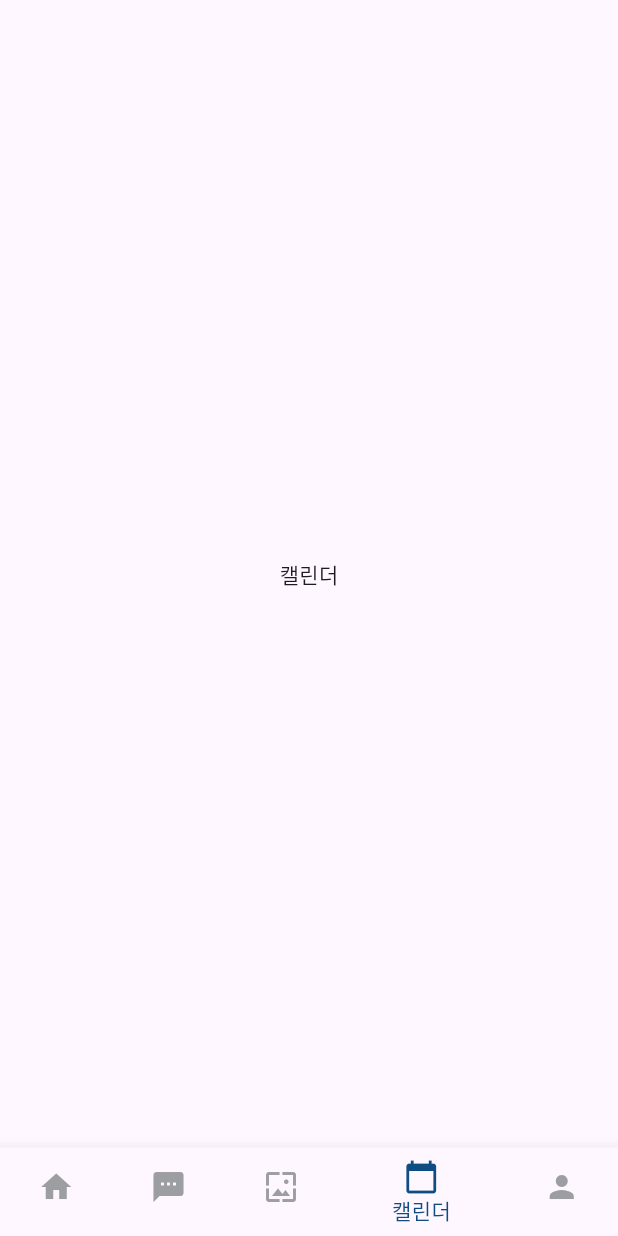
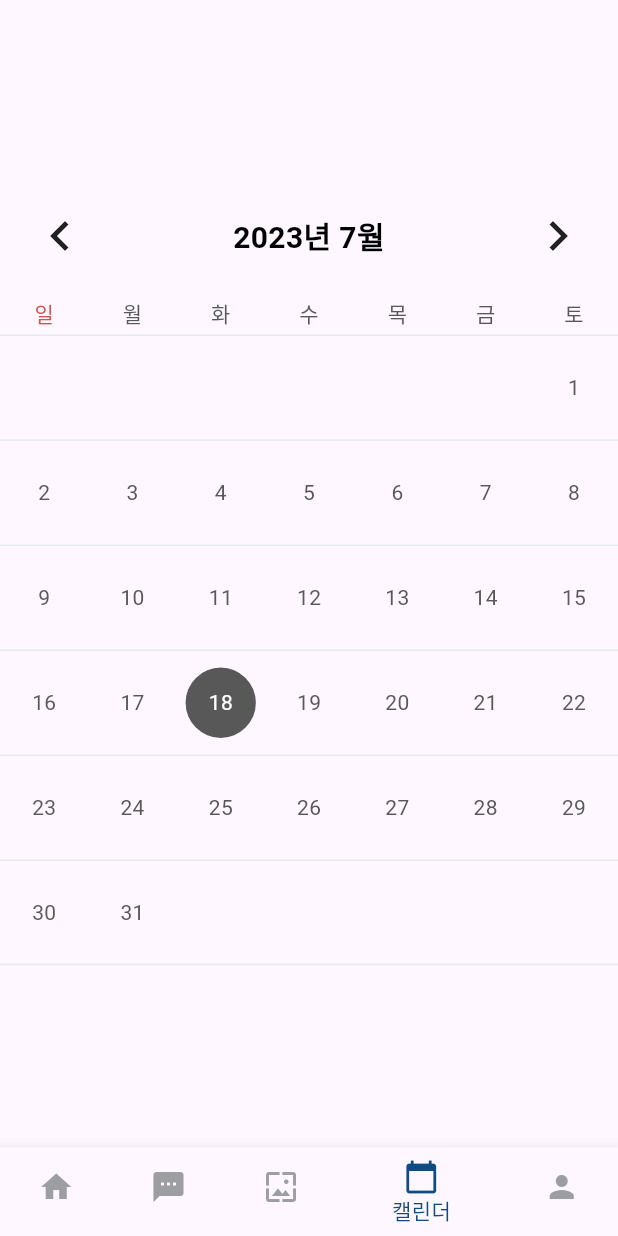
Before and after one commit to beautifulchoi/upsight_demo, a Flutter app: the screen it shows after launch, item 4 of the bottom bar chosen, on a phone screen of 412 x 824 dp. Run offline on Flutter 3.47's test engine with Material 2 defaults, Android fonts, the phone set to English and light mode, and no system bars; drawn by our look-alikes of table_calendar; our stand-ins replace cloud_firestore, firebase_core; accounts and stored records are empty; Roboto replaces fonts that are missing (Pretendard Variable).

Commit message:
create calendar

```diff
--- a/lib/main.dart
+++ b/lib/main.dart
@@ -1,17 +1,13 @@
 import 'package:board_project/screens/auth_screen.dart';
-import 'package:board_project/screens/rounge/create_screen.dart';
-import 'package:board_project/screens/rounge/detail_screen.dart';
-import 'package:board_project/screens/rounge/infinite_scroll_page.dart';
 import 'package:board_project/screens/tab_screen.dart';
 import 'package:flutter/material.dart';
-import 'package:board_project/screens/rounge/board_screen.dart';
 import 'package:firebase_core/firebase_core.dart';
+import 'package:intl/date_symbol_data_local.dart';
 import 'firebase_options.dart';
-import 'package:get/get.dart';
-import 'package:board_project/screens/rounge/search_screen.dart';
-import 'package:board_project/screens/space/building_board_screen.dart';
 
 void main() async {
+  // calendar 한국어 설정을 위한 코드
+  await initializeDateFormatting();
   // 플랫폼 채널의 위젯 바인딩을 보장하기 위한 코드
   WidgetsFlutterBinding.ensureInitialized();
   // Firebase를 초기화 하기 위해서 네이티브 코드를 호출
@@ -35,16 +31,10 @@ class MyApp extends StatelessWidget {
       ),
       // router 코드 : 원래 /test 말고 /로 initialRoute 바꾸고 inifinte_scroll_page 코드를 boardscreen에 구현해야 함
       //initialRoute: '/',
-      //initialRoute: '/test',
-      //initialRoute: '/building',
       //initialRoute: '/auth',
       initialRoute: '/tab',
       routes: {
         //'/': (context) => BoardScreen(),
-        '/create': (context) => CreateScreen(),
-        '/test': (context) => InfiniteScrollPage(),
-        //'/search': (context) => SearchScreen(),
-        '/building': (context) => BuildingBoardScreen(),
         '/auth': (context) => AuthScreen(),
         '/tab': (context) => TabScreen(),
       },
--- /dev/null
+++ b/lib/screens/calendar_screen.dart
@@ -0,0 +1,174 @@
+/*
+캘린더 화면
+ */
+
+import 'package:flutter/material.dart';
+import 'package:intl/intl.dart';
+import 'package:table_calendar/table_calendar.dart';
+
+class CalendarScreen extends StatefulWidget {
+  @override
+  _CalendarScreenState createState() => _CalendarScreenState();
+}
+
+class _CalendarScreenState extends State<CalendarScreen> {
+  var _selectedDay;
+  var _focusedDay = DateTime.now();
+
+  @override
+  Widget build(BuildContext context) {
+    return TableCalendar(
+      // 달력의 언어
+      locale: 'ko_KR',
+      // 달력의 최소 날짜
+      firstDay: DateTime.now().subtract(Duration(days: 365*10 + 2)),
+      // 달력의 최대 날짜
+      lastDay: DateTime.now().add(Duration(days: 365*10 + 2)),
+      // 달력의 기준 날짜
+      focusedDay: _focusedDay,
+      // 달력의 높이
+      rowHeight: 70,
+      // 달력의 요일 높이
+      daysOfWeekHeight: 30,
+
+      // 탭하여 선택한 날짜를 선택된 표시로 업데이트
+      selectedDayPredicate: (day) {
+        return isSameDay(_selectedDay, day);
+      },
+      onDaySelected: (selectedDay, focusedDay) {
+        setState(() {
+          _selectedDay = selectedDay;
+          _focusedDay = focusedDay;
+        });
+      },
+      onPageChanged: (focusedDay) {
+        _focusedDay = focusedDay;
+      },
+
+      headerStyle: HeaderStyle(
+        titleCentered: true,
+        formatButtonVisible: false,
+        titleTextStyle: const TextStyle(
+          color: Colors.black,
+          fontSize: 20,
+          fontFamily: 'Pretendard Variable',
+          fontWeight: FontWeight.w600,
+        ),
+        headerPadding: const EdgeInsets.symmetric(vertical: 4.0),
+        leftChevronIcon: const Icon(
+          Icons.chevron_left,
+          size: 40.0,
+        ),
+        rightChevronIcon: const Icon(
+          Icons.chevron_right,
+          size: 40.0,
+        ),
+      ),
+
+      calendarBuilders: CalendarBuilders(
+        dowBuilder: (context, day) {
+          switch(day.weekday){
+            case 1:
+              return Center(child: Text('월',
+                style: TextStyle(
+                  color: Color(0xFF585858),
+                  fontSize: 14,
+                  fontFamily: 'Pretendard Variable',
+                  fontWeight: FontWeight.w400,
+                ),),
+              );
+            case 2:
+              return Center(child: Text('화',
+                style: TextStyle(
+                  color: Color(0xFF585858),
+                  fontSize: 14,
+                  fontFamily: 'Pretendard Variable',
+                  fontWeight: FontWeight.w400,
+                ),),
+              );
+            case 3:
+              return Center(child: Text('수',
+                style: TextStyle(
+                  color: Color(0xFF585858),
+                  fontSize: 14,
+                  fontFamily: 'Pretendard Variable',
+                  fontWeight: FontWeight.w400,
+                ),),
+              );
+            case 4:
+              return Center(child: Text('목',
+                style: TextStyle(
+                  color: Color(0xFF585858),
+                  fontSize: 14,
+                  fontFamily: 'Pretendard Variable',
+                  fontWeight: FontWeight.w400,
+                ),),
+              );
+            case 5:
+              return Center(child: Text('금',
+                style: TextStyle(
+                  color: Color(0xFF585858),
+                  fontSize: 14,
+                  fontFamily: 'Pretendard Variable',
+                  fontWeight: FontWeight.w400,
+                ),),
+              );
+            case 6:
+              return Center(child: Text('토',
+                style: TextStyle(
+                  color: Color(0xFF585858),
+                  fontSize: 14,
+                  fontFamily: 'Pretendard Variable',
+                  fontWeight: FontWeight.w400,
+                ),),
+              );
+            case 7:
+              return Center(child: Text('일',
+                style: TextStyle(
+                  color: Color(0xFFDA5050),
+                  fontSize: 14,
+                  fontFamily: 'Pretendard Variable',
+                  fontWeight: FontWeight.w400,
+                ),),
+              );
+          }
+        },
+      ),
+
+      calendarStyle: CalendarStyle(
+        // defaultDay 글자 설정
+          defaultTextStyle: TextStyle(
+            color: Color(0xFF585858),
+            fontSize: 14,
+            fontFamily: 'Pretendard Variable',
+            fontWeight: FontWeight.w400,
+          ),
+          // today 모양 설정
+          todayDecoration: BoxDecoration(
+            shape: BoxShape.circle,
+            color: Color(0xFF585858),
+          ),
+          // today 글자 설정
+          todayTextStyle: TextStyle(
+            color: Colors.white,
+            fontSize: 14,
+            fontFamily: 'Pretendard Variable',
+            fontWeight: FontWeight.w400,
+          ),
+          // outsideDay 노출 x
+          outsideDaysVisible: false,
+          // cell 내부 정렬
+          //cellAlignment: Alignment.topLeft,
+          // 가로선 설정
+          tableBorder: const TableBorder(
+              bottom: BorderSide(
+                color: Color(0xFFE5EAEF),
+              ),
+              horizontalInside: BorderSide(
+                  color: Color(0xFFE5EAEF)
+              )
+          ),
+      ),
+    );
+  }
+}
--- a/lib/screens/space/building_board_screen.dart
+++ b/lib/screens/space/building_board_screen.dart
@@ -349,12 +349,11 @@ class _BuildingBoardScreenState extends State<BuildingBoardScreen> {
             },
             backgroundColor: Colors.transparent,
             child: Row(
-              mainAxisAlignment: MainAxisAlignment.start,
+              mainAxisAlignment: MainAxisAlignment.center,
               children: [
-                SizedBox(width: 10,),
                 Icon(Icons.add_home_outlined, color: Colors.white,),
                 SizedBox(width: 5,),
-                Text('새로운 공간 추가',
+                Text('새 공간 추가',
                   style: TextStyle(
                     color: Colors.white,
                     fontSize: 14,
--- a/lib/screens/tab_screen.dart
+++ b/lib/screens/tab_screen.dart
@@ -1,4 +1,6 @@
 import 'package:board_project/screens/activity/my_activity_screen.dart';
+import 'package:board_project/screens/calendar_screen.dart';
+import 'package:board_project/screens/home_screen.dart';
 import 'package:board_project/screens/rounge/infinite_scroll_page.dart';
 import 'package:board_project/screens/space/building_board_screen.dart';
 import 'package:flutter/material.dart';
@@ -12,10 +14,10 @@ class _TabScreenState extends State<TabScreen> {
   int _selectedPageIndex = 0;
 
   List _pages = [
-    Text('홈'),
+    HomeScreen(),
     InfiniteScrollPage(),
     BuildingBoardScreen(),
-    Text('캘린더'),
+    CalendarScreen(),
     MyActivityScreen(),
   ];
 
--- a/pubspec.yaml
+++ b/pubspec.yaml
@@ -38,8 +38,8 @@ dependencies:
   firebase_core: ^2.14.0
   cloud_firestore: ^4.8.1
   intl: ^0.18.1
-  http:
   get: ^4.6.5
+  table_calendar: ^3.0.9
 
 dev_dependencies:
   flutter_test:
```
Also changed, not shown: lib/screens/home_screen.dart (+125 -0 lines), lib/screens/rounge/detail_screen.dart (+22 -65 lines), lib/screens/activity/my_activity_screen.dart (indentation only), pubspec.lock.
